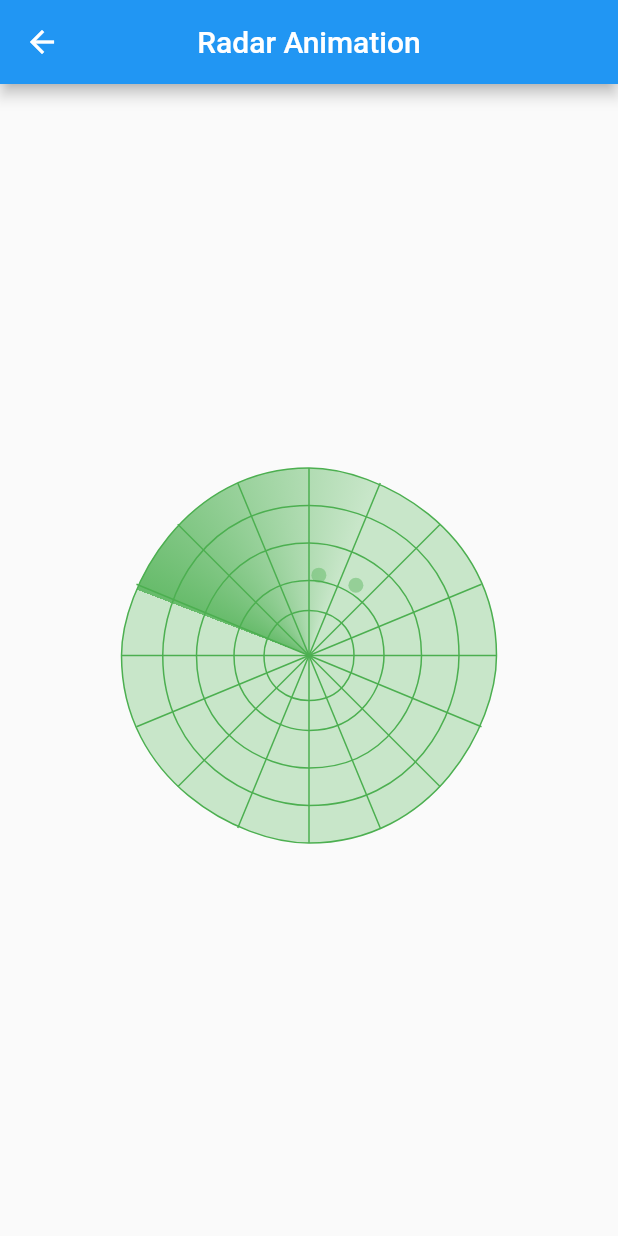
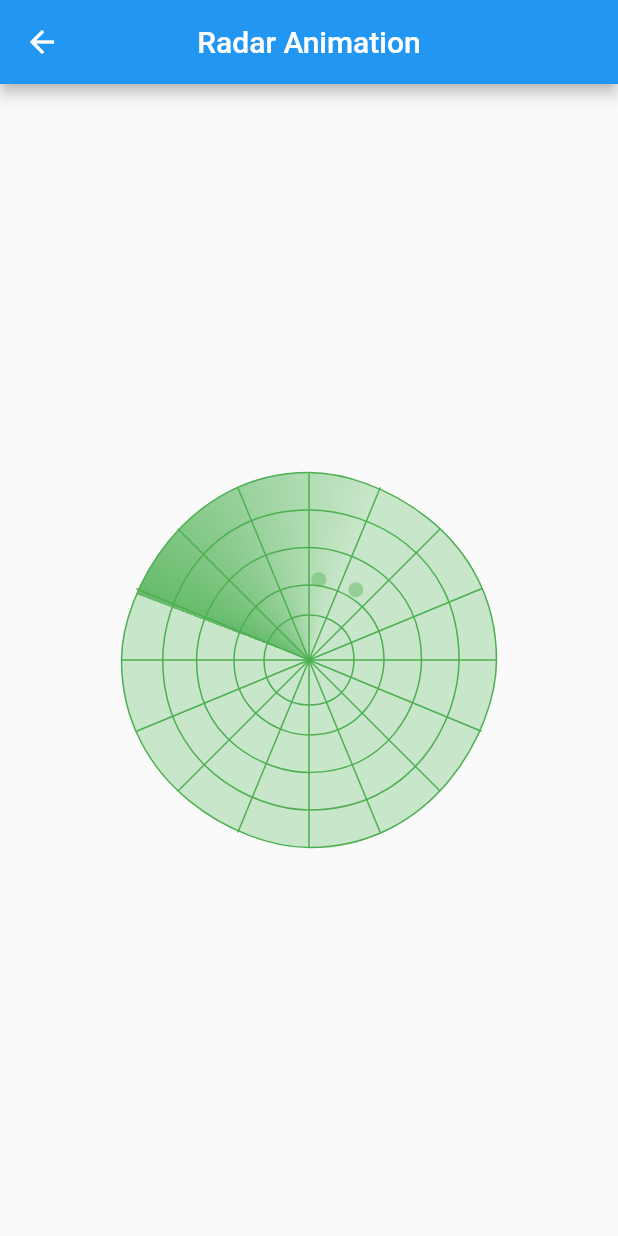
Before and after one commit to juanmajh96/Flutter-Portfolio, a Flutter app: the RadarPage screen opened by its route, on a phone screen of 412 x 824 dp. Run offline on Flutter 3.47's test engine with Material 2 defaults, Android fonts, the phone set to English and light mode, and no system bars; statements that could not run were skipped.

Commit message:
delete expandend in radar page

```diff
--- a/lib/core/sources/list_feature.dart
+++ b/lib/core/sources/list_feature.dart
@@ -25,5 +25,5 @@ List<Feature> stateManagementList = <Feature>[
   Feature(SteamInjection.route, 'Streams'),
   Feature(InheritedInjection.route, 'InheritedWidget'),
   Feature(ProviderInjection.route, 'Provider'),
-  Feature(ShimmerInjection.route, 'Riverpod'),
+  // Feature(ShimmerInjection.route, 'Riverpod'),
 ];
--- a/lib/feature/radar_effect/radar_page.dart
+++ b/lib/feature/radar_effect/radar_page.dart
@@ -16,12 +16,9 @@ class RadarPage extends StatelessWidget {
           child: Padding(
             padding: const EdgeInsets.symmetric(horizontal: 50),
             child: Column(
+              mainAxisAlignment: MainAxisAlignment.center,
               children: const <Widget>[
-                Spacer(),
-                Expanded(
-                  child: RadarAnimation(),
-                ),
-                Spacer(),
+                RadarAnimation(),
               ],
             ),
           ),
--- a/lib/feature/radar_effect/widgets/radar_animation.dart
+++ b/lib/feature/radar_effect/widgets/radar_animation.dart
@@ -176,7 +176,7 @@ class RadarSearch extends CustomPainter {
     );
 
     final Paint paintPoint2 = Paint()
-      ..color = _valueAnimation < -223 && (_valueAnimation > -340)
+      ..color = _valueAnimation < -233 && (_valueAnimation > -340)
           ? Colors.green[400].withOpacity(opacity270.value)
           : Colors.transparent
       ..style = PaintingStyle.fill
```
